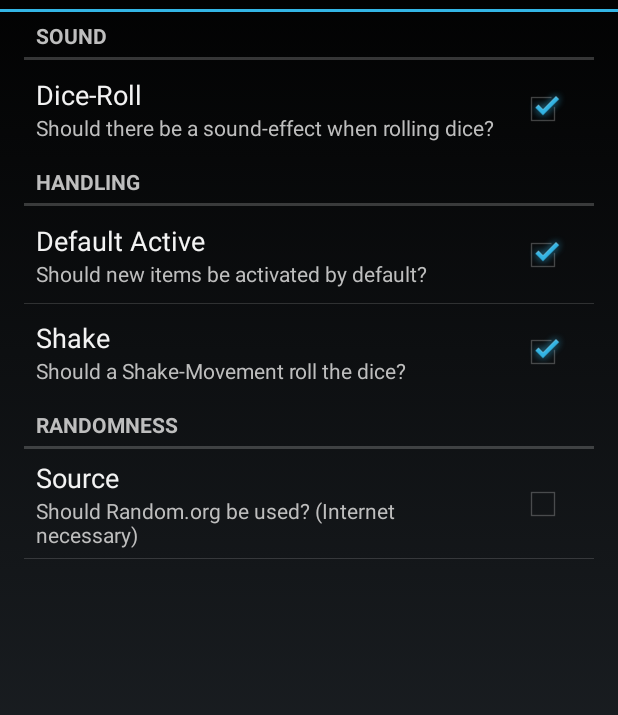
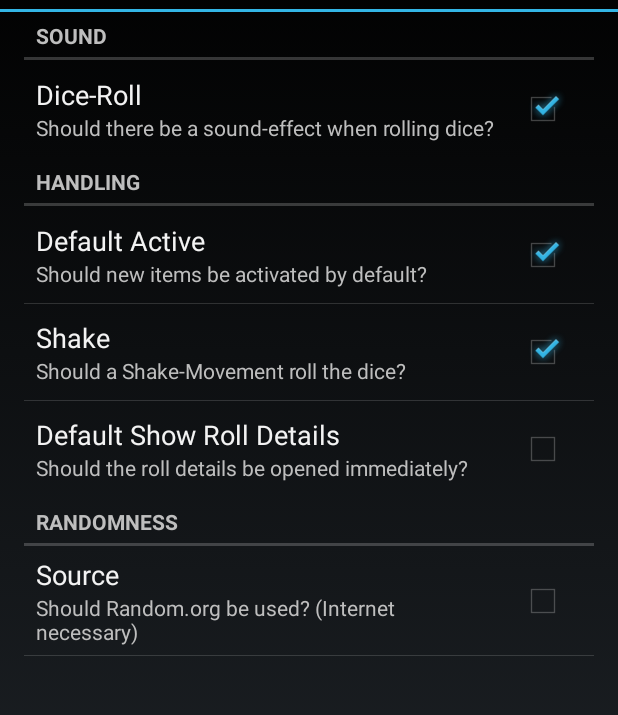
Before and after one commit to sikron/android-descent-dice-companion, an Android app: the fragment HeroList placed in its activity, in the options menu, after a tap on "Preferences", on a phone screen of 412 x 824 dp, the part 60-775 px from its top. Run offline under Robolectric (Android 15) with nearby library versions, the phone set to English and light mode, and no system bars; libraries missing offline, so code that uses them is left out: com.loopj.android; pictures from the network do not load; 2 statements that could not run were skipped.

Commit message:
- added option to immediately open the roll details

```diff
--- a/build.gradle
+++ b/build.gradle
@@ -5,7 +5,7 @@ buildscript {
         jcenter()
     }
     dependencies {
-        classpath 'com.android.tools.build:gradle:1.5.0'
+        classpath 'com.android.tools.build:gradle:2.0.0'
 
         // NOTE: Do not place your application dependencies here; they belong
         // in the individual module build.gradle files
--- a/ddc_app/src/main/java/com/skronawi/DescentDiceCompanion/app/dialogs/RollResultDialog.java
+++ b/ddc_app/src/main/java/com/skronawi/DescentDiceCompanion/app/dialogs/RollResultDialog.java
@@ -214,6 +214,11 @@ public class RollResultDialog extends DialogFragment implements LoaderManager.Lo
         //rolling = isRolling;
     }
 
+    @Override
+    public void rollResult() {
+        //don't open the roll-result dialog, as we are currently in the dialog
+    }
+
     public void setResult(String rangeResult, String surgesResult, String pointsResult) {
         rangeResultTextView.setText(rangeResult);
         surgesResultTextView.setText(surgesResult);
--- a/ddc_app/src/main/java/com/skronawi/DescentDiceCompanion/app/items/CategoryList.java
+++ b/ddc_app/src/main/java/com/skronawi/DescentDiceCompanion/app/items/CategoryList.java
@@ -289,7 +289,7 @@ RollResultReceiver {
         });
     }
 
-    protected void rollResult() {
+    public void rollResult() {
         if (result == null) {
             showToast(R.string.no_roll_result, Toast.LENGTH_SHORT);
         } else {
--- a/ddc_app/src/main/java/com/skronawi/DescentDiceCompanion/app/items/RollResultReceiver.java
+++ b/ddc_app/src/main/java/com/skronawi/DescentDiceCompanion/app/items/RollResultReceiver.java
@@ -6,13 +6,15 @@ import java.util.Map;
 
 public interface RollResultReceiver {
 
-    public void showRollingBusyDialog(boolean doShow, String dialogRandomnessString);
+    void showRollingBusyDialog(boolean doShow, String dialogRandomnessString);
 
-    public void setResult(Map<Integer, DiceThrow> diceThrows);
+    void setResult(Map<Integer, DiceThrow> diceThrows);
 
     void clearResult();
 
-    public void showToast(int resourceId, int length);
+    void showToast(int resourceId, int length);
 
-    public void setRolling(boolean isRolling);
+    void setRolling(boolean isRolling);
+
+    void rollResult();
 }
--- a/ddc_app/src/main/java/com/skronawi/DescentDiceCompanion/app/tasks/AsyncRollingTask.java
+++ b/ddc_app/src/main/java/com/skronawi/DescentDiceCompanion/app/tasks/AsyncRollingTask.java
@@ -194,6 +194,11 @@ public class AsyncRollingTask extends AsyncTask<String, Integer, ResultOfAsyncTa
         } else {
             //Log.v(getClass().getCanonicalName(), "rolled result : " + formatResult(rollResult));
             rollResultReceiver.setResult(rollResult);
+            boolean showRollDetails = PreferenceManager.getDefaultSharedPreferences(activity)
+                    .getBoolean("openrolldetails_preference", false);
+            if (showRollDetails) {
+                rollResultReceiver.rollResult();
+            }
         }
 
         rollResultReceiver.setRolling(false);
--- a/ddc_app/src/main/res/layout/preferences.xml
+++ b/ddc_app/src/main/res/layout/preferences.xml
@@ -22,6 +22,11 @@
                 android:title="@string/title_shake_preference"
                 android:summary="@string/summary_shake_preference"
                 android:defaultValue="true"/>
+        <CheckBoxPreference
+            android:key="openrolldetails_preference"
+            android:title="@string/title_openrolldetails_preference"
+            android:summary="@string/summary_openrolldetails_preference"
+            android:defaultValue="false"/>
     </PreferenceCategory>
 
     <PreferenceCategory
--- a/ddc_app/src/main/res/layout/preferences_large.xml
+++ b/ddc_app/src/main/res/layout/preferences_large.xml
@@ -17,6 +17,11 @@
                 android:title="@string/title_newitemselected_preference"
                 android:summary="@string/summary_newitemselected_preference"
                 android:defaultValue="true"/>
+        <CheckBoxPreference
+            android:key="openrolldetails_preference"
+            android:title="@string/title_openrolldetails_preference"
+            android:summary="@string/summary_openrolldetails_preference"
+            android:defaultValue="false"/>
     </PreferenceCategory>
 
     <PreferenceCategory
--- a/ddc_app/src/main/res/values/strings.xml
+++ b/ddc_app/src/main/res/values/strings.xml
@@ -33,9 +33,12 @@
     <string name="summary_newitemselected_preference">Should new items be activated by default?</string>
     <string name="title_shake_preference">Shake</string>
     <string name="summary_shake_preference">Should a Shake-Movement roll the dice?</string>
+    <string name="title_openrolldetails_preference">Default Show Roll Details</string>
+    <string name="summary_openrolldetails_preference">Should the roll details be opened immediately?</string>
     <string name="randomnumber_category_title">Randomness</string>
     <string name="title_randomorg_preference">Source</string>
     <string name="summary_randomorg_preference">Should Random.org be used? (Internet necessary)</string>
+
     <string name="manual">\n
         Items for Attack and Defense are organized in separate lists. Additionally there is a third tab for
         dice rolls concerning your character.\n
--- a/numberpicker/build.gradle
+++ b/numberpicker/build.gradle
@@ -10,6 +10,9 @@ android {
         versionCode 1
         versionName '1.0'
     }
+    lintOptions {
+        abortOnError false
+    }
     buildTypes {
         release {
             minifyEnabled false
```
Also changed, not shown: ddc_app/build.gradle (+16 -6 lines), gradle/wrapper/gradle-wrapper.properties, 1 other file.
